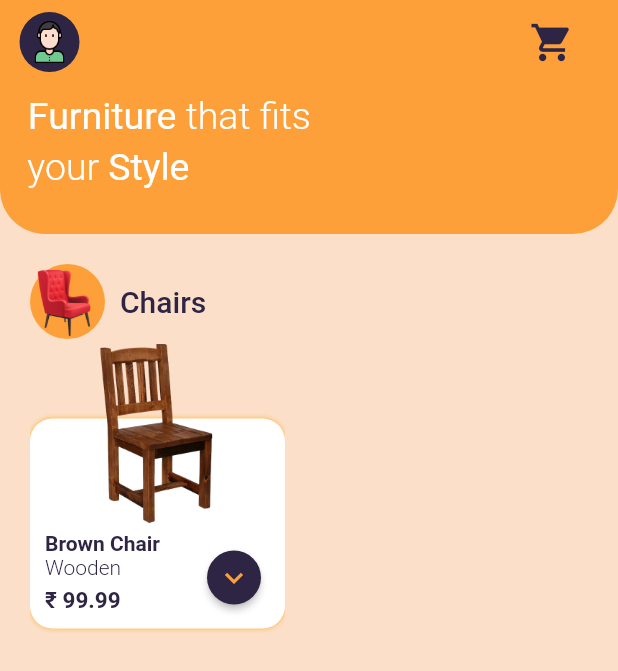
After one commit to miranas11/wickwood, a Flutter app: the MainScreen screen opened by its route, on a phone screen of 412 x 824 dp. The commit adds this screen. Shown: the top 671 px of the screen. Run offline on Flutter 3.47's test engine with Material 2 defaults, Android fonts, the phone set to English and light mode, and no system bars.

Commit message:
-added the category box and product box

```diff
--- a/lib/components/constants.dart
+++ b/lib/components/constants.dart
@@ -1,6 +1,7 @@
 import 'package:flutter/material.dart';
 
-const kBrownBGColor = Color(0XFFBE8F5B);
-const kButtonColor = Color(0XFF2A2B3D);
+const kBrownBGColor = Color(0XFFFBDFC9);
+const kButtonColor = Color(0XFF2E2545);
+const kOrangeColor = Color(0XFFFEA03A);
 
-const String kLogoLocation = 'assets/images/logo.png';
+const String kLogoLocation = 'assets/images/logo1.png';
--- /dev/null
+++ b/lib/components/product_class.dart
@@ -0,0 +1 @@
+class Product {}
--- a/lib/main.dart
+++ b/lib/main.dart
@@ -1,6 +1,7 @@
 import 'package:flutter/material.dart';
 import 'package:wickwood/components/constants.dart';
 import 'package:wickwood/screens/login_screen.dart';
+import 'package:wickwood/screens/main_screen.dart';
 import 'package:wickwood/screens/registration_screen.dart';
 import 'package:wickwood/screens/start_screen.dart';
 
@@ -12,13 +13,19 @@ class MyApp extends StatelessWidget {
   @override
   Widget build(BuildContext context) {
     return MaterialApp(
-      theme: ThemeData.dark()
-          .copyWith(accentColor: kButtonColor, hintColor: Colors.grey[300]),
+      theme: ThemeData.dark().copyWith(
+        accentColor: kButtonColor,
+        hintColor: Colors.white,
+        appBarTheme: AppBarTheme(
+          color: kOrangeColor,
+        ),
+      ),
       initialRoute: StartScreen.id,
       routes: {
         StartScreen.id: (context) => StartScreen(),
         LoginScreen.id: (context) => LoginScreen(),
         RegistrationScreen.id: (context) => RegistrationScreen(),
+        MainScreen.id: (context) => MainScreen(),
       },
     );
   }
--- a/lib/screens/login_screen.dart
+++ b/lib/screens/login_screen.dart
@@ -1,5 +1,6 @@
 import 'package:flutter/material.dart';
 import 'package:wickwood/components/constants.dart';
+import 'package:wickwood/screens/main_screen.dart';
 import 'package:wickwood/widgets/start_screen_button.dart';
 import 'package:wickwood/widgets/logo.dart';
 import 'package:wickwood/widgets/input_field.dart';
@@ -32,6 +33,9 @@ class LoginScreen extends StatelessWidget {
               Hero(
                 tag: 'signin',
                 child: StartScreenButton(
+                  onPressed: () {
+                    Navigator.pushNamed(context, MainScreen.id);
+                  },
                   width: 300,
                   text: 'Sign In',
                 ),
--- /dev/null
+++ b/lib/screens/main_screen.dart
@@ -0,0 +1,57 @@
+import 'package:flutter/material.dart';
+import 'package:wickwood/components/constants.dart';
+import 'package:wickwood/widgets/mainscreen/slogan.dart';
+import 'package:wickwood/widgets/mainscreen/categorywidget.dart';
+import 'package:wickwood/widgets/mainscreen/product_box.dart';
+
+class MainScreen extends StatelessWidget {
+  static const String id = 'main_screen';
+  @override
+  Widget build(BuildContext context) {
+    return Scaffold(
+      appBar: AppBar(
+        elevation: 0,
+        automaticallyImplyLeading: false,
+        leading: FlatButton(
+          padding: EdgeInsets.only(left: 10),
+          onPressed: null,
+          child: CircleAvatar(
+            backgroundColor: kButtonColor,
+            child: Image(
+              height: 30,
+              image: AssetImage('assets/images/usericon.png'),
+            ),
+          ),
+        ),
+        actions: <Widget>[
+          FlatButton(
+            onPressed: null,
+            child: Icon(
+              Icons.shopping_cart,
+              color: kButtonColor,
+              size: 30,
+            ),
+          )
+        ],
+      ),
+      backgroundColor: kBrownBGColor,
+      body: SafeArea(
+        child: Column(
+          children: <Widget>[
+            Slogan(),
+            Container(
+              padding: EdgeInsets.all(20),
+              child: Column(
+                crossAxisAlignment: CrossAxisAlignment.start,
+                children: <Widget>[
+                  CategoryWidget(),
+                  ProductBox(),
+                ],
+              ),
+            )
+          ],
+        ),
+      ),
+    );
+  }
+}
--- a/lib/screens/registration_screen.dart
+++ b/lib/screens/registration_screen.dart
@@ -1,5 +1,6 @@
 import 'package:flutter/material.dart';
 import 'package:wickwood/components/constants.dart';
+import 'package:wickwood/screens/main_screen.dart';
 import 'package:wickwood/widgets/input_field.dart';
 import 'package:wickwood/widgets/logo.dart';
 import 'package:wickwood/widgets/start_screen_button.dart';
@@ -32,6 +33,9 @@ class RegistrationScreen extends StatelessWidget {
           Hero(
             tag: 'signup',
             child: StartScreenButton(
+              onPressed: () {
+                Navigator.pushNamed(context, MainScreen.id);
+              },
               width: 300,
               text: 'Sign Up',
             ),
--- /dev/null
+++ b/lib/widgets/mainscreen/categorywidget.dart
@@ -0,0 +1,27 @@
+import 'package:flutter/material.dart';
+import 'package:wickwood/components/constants.dart';
+
+class CategoryWidget extends StatelessWidget {
+  @override
+  Widget build(BuildContext context) {
+    return Row(
+      children: <Widget>[
+        CircleAvatar(
+          backgroundColor: kOrangeColor,
+          radius: 25,
+          child: Image(
+            image: AssetImage('assets/images/chair.png'),
+          ),
+        ),
+        SizedBox(
+          width: 10,
+        ),
+        Text(
+          'Chairs',
+          style: TextStyle(
+              color: kButtonColor, fontSize: 20, fontWeight: FontWeight.w500),
+        ),
+      ],
+    );
+  }
+}
--- /dev/null
+++ b/lib/widgets/mainscreen/product_box.dart
@@ -0,0 +1,95 @@
+import 'package:flutter/material.dart';
+import 'package:wickwood/components/constants.dart';
+
+class ProductBox extends StatelessWidget {
+  @override
+  Widget build(BuildContext context) {
+    //for the stack
+    return Container(
+      height: 200,
+      width: 170,
+      decoration: BoxDecoration(color: kBrownBGColor),
+      child: Stack(
+        children: <Widget>[
+          //the white box
+          Positioned(
+            top: 53,
+            child: Container(
+              padding: EdgeInsets.symmetric(horizontal: 20),
+              decoration: BoxDecoration(
+                color: Colors.white,
+                borderRadius: BorderRadius.circular(15),
+                boxShadow: [
+                  BoxShadow(color: Colors.orange[300], blurRadius: 2),
+                ],
+              ),
+              height: 140,
+              width: 170,
+            ),
+          ),
+          //Product Image
+          Positioned(
+            top: 3,
+            left: 45,
+            child: Image(
+              height: 120,
+              image: AssetImage('assets/images/chairs/chair1.png'),
+            ),
+          ),
+          ProductDetail(),
+          Positioned(
+            right: -10,
+            bottom: 17,
+            child: RaisedButton(
+              shape: CircleBorder(),
+              color: kButtonColor,
+              child: Icon(
+                Icons.expand_more,
+                color: kOrangeColor,
+              ),
+              onPressed: () {},
+            ),
+          )
+        ],
+      ),
+    );
+  }
+}
+
+//displays details like price name and material on product Box
+class ProductDetail extends StatelessWidget {
+  @override
+  Widget build(BuildContext context) {
+    return Positioned(
+      bottom: 7,
+      child: Padding(
+        padding: const EdgeInsets.symmetric(vertical: 10, horizontal: 10),
+        child: Column(
+          crossAxisAlignment: CrossAxisAlignment.start,
+          children: [
+            Text(
+              'Brown Chair',
+              style:
+                  TextStyle(color: kButtonColor, fontWeight: FontWeight.w600),
+            ),
+            Text(
+              'Wooden',
+              style:
+                  TextStyle(color: kButtonColor, fontWeight: FontWeight.w300),
+            ),
+            SizedBox(
+              height: 5,
+            ),
+            Text(
+              '₹ 99.99',
+              style: TextStyle(
+                  color: kButtonColor,
+                  fontSize: 15,
+                  fontWeight: FontWeight.w600),
+            ),
+          ],
+        ),
+      ),
+    );
+  }
+}
--- /dev/null
+++ b/lib/widgets/mainscreen/slogan.dart
@@ -0,0 +1,44 @@
+import 'package:flutter/material.dart';
+import 'package:wickwood/components/constants.dart';
+import 'package:wickwood/widgets/two_lines_text.dart';
+
+class Slogan extends StatelessWidget {
+  @override
+  Widget build(BuildContext context) {
+    return Container(
+      padding: EdgeInsets.only(top: 7),
+      height: 100,
+      decoration: ShapeDecoration(
+        shape: RoundedRectangleBorder(
+          borderRadius: BorderRadius.only(
+            bottomLeft: Radius.circular(30),
+            bottomRight: Radius.circular(30),
+          ),
+        ),
+        color: kOrangeColor,
+      ),
+      child: Column(
+        mainAxisAlignment: MainAxisAlignment.start,
+        children: <Widget>[
+          TwoLinesRowText(
+            firstword: 'Furniture',
+            firstwordWeight: FontWeight.w400,
+            secondword: 'that fits',
+            secondwordWeight: FontWeight.w300,
+            size: 25,
+          ),
+          SizedBox(
+            height: 5,
+          ),
+          TwoLinesRowText(
+            firstword: 'your',
+            firstwordWeight: FontWeight.w300,
+            secondword: 'Style',
+            secondwordWeight: FontWeight.w400,
+            size: 25,
+          )
+        ],
+      ),
+    );
+  }
+}
--- a/lib/widgets/start_screen_button.dart
+++ b/lib/widgets/start_screen_button.dart
@@ -21,7 +21,7 @@ class StartScreenButton extends StatelessWidget {
             ),
           ),
           elevation: 5,
-          color: kButtonColor,
+          color: kOrangeColor,
           onPressed: onPressed,
           shape:
               RoundedRectangleBorder(borderRadius: BorderRadius.circular(30)),
--- /dev/null
+++ b/lib/widgets/two_lines_text.dart
@@ -0,0 +1,40 @@
+import 'package:flutter/material.dart';
+
+class TwoLinesRowText extends StatelessWidget {
+  final String firstword;
+  final String secondword;
+  final FontWeight firstwordWeight;
+  final FontWeight secondwordWeight;
+  final double size;
+  final Color color;
+  TwoLinesRowText(
+      {this.firstword,
+      this.secondword,
+      this.firstwordWeight,
+      this.secondwordWeight,
+      this.size,
+      this.color = Colors.white});
+  @override
+  Widget build(BuildContext context) {
+    return Row(
+      children: <Widget>[
+        Text(
+          '   $firstword ',
+          style: TextStyle(
+            fontWeight: firstwordWeight,
+            fontSize: size,
+            color: color,
+          ),
+        ),
+        Text(
+          '$secondword',
+          style: TextStyle(
+            fontWeight: secondwordWeight,
+            fontSize: size,
+            color: color,
+          ),
+        )
+      ],
+    );
+  }
+}
--- a/pubspec.yaml
+++ b/pubspec.yaml
@@ -23,3 +23,4 @@ flutter:
 
   assets:
     - assets/images/
+    - assets/images/chairs/
```
Also changed, not shown: assets/images/chair.png (added), assets/images/chairs/chair1.png (added), assets/images/logo1.png (added), assets/images/usericon.png (added).
